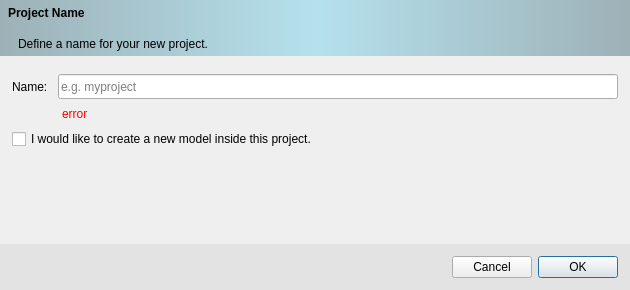
The window that src/newproject.ui (ufopleds/DengueME) describes before a commit, drawn with Qt 5.
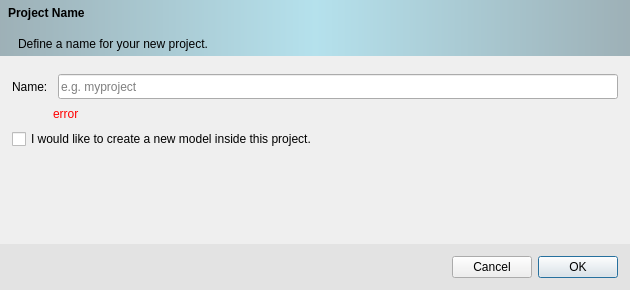
The same window after the commit.

Patch:
```diff
--- a/src/newproject.ui
+++ b/src/newproject.ui
@@ -202,7 +202,7 @@
          </property>
          <property name="sizeHint" stdset="0">
           <size>
-           <width>50</width>
+           <width>41</width>
            <height>20</height>
           </size>
          </property>
```
